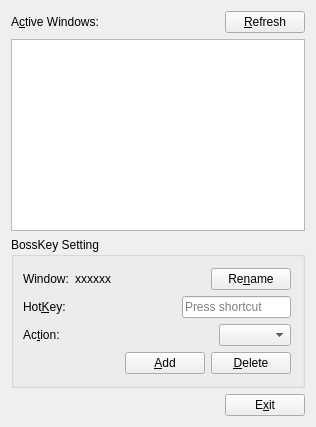
First picture: the form in MainDialog.ui, repository Aoi-hosizora/BossKeyManager, before the edit.
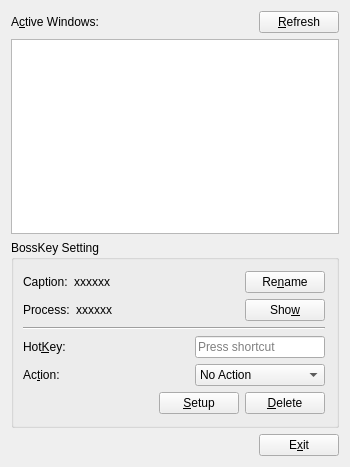
Second picture: the form after the edit. Custom widgets are drawn as their Qt base class.

```diff
--- a/MainDialog.ui
+++ b/MainDialog.ui
@@ -6,10 +6,16 @@
    <rect>
     <x>0</x>
     <y>0</y>
-    <width>316</width>
-    <height>427</height>
+    <width>350</width>
+    <height>467</height>
    </rect>
   </property>
+  <property name="minimumSize">
+   <size>
+    <width>350</width>
+    <height>0</height>
+   </size>
+  </property>
   <property name="font">
    <font>
     <family>Yu Gothic UI</family>
@@ -23,7 +29,7 @@
     <item>
      <layout class="QHBoxLayout" name="horizontalLayout">
       <item>
-       <widget class="QLabel" name="label">
+       <widget class="QLabel" name="label_Title">
         <property name="text">
          <string>A&amp;ctive Windows:</string>
         </property>
@@ -71,30 +77,23 @@
          <item>
           <widget class="QLabel" name="label_2">
            <property name="text">
-            <string>Window:</string>
+            <string>Caption:</string>
            </property>
           </widget>
          </item>
          <item>
-          <widget class="QLabel" name="label_Window">
+          <widget class="QLabel" name="label_Caption">
+           <property name="sizePolicy">
+            <sizepolicy hsizetype="Expanding" vsizetype="Preferred">
+             <horstretch>0</horstretch>
+             <verstretch>0</verstretch>
+            </sizepolicy>
+           </property>
            <property name="text">
             <string>xxxxxx</string>
            </property>
           </widget>
          </item>
-         <item>
-          <spacer name="horizontalSpacer_4">
-           <property name="orientation">
-            <enum>Qt::Horizontal</enum>
-           </property>
-           <property name="sizeHint" stdset="0">
-            <size>
-             <width>40</width>
-             <height>20</height>
-            </size>
-           </property>
-          </spacer>
-         </item>
          <item>
           <widget class="QPushButton" name="pushButton_Rename">
            <property name="text">
@@ -104,6 +103,49 @@
          </item>
         </layout>
        </item>
+       <item>
+        <layout class="QHBoxLayout" name="horizontalLayout_7">
+         <item>
+          <widget class="QLabel" name="label">
+           <property name="text">
+            <string>Process:</string>
+           </property>
+          </widget>
+         </item>
+         <item>
+          <widget class="QLabel" name="label_Process">
+           <property name="sizePolicy">
+            <sizepolicy hsizetype="Expanding" vsizetype="Preferred">
+             <horstretch>0</horstretch>
+             <verstretch>0</verstretch>
+            </sizepolicy>
+           </property>
+           <property name="text">
+            <string>xxxxxx</string>
+           </property>
+          </widget>
+         </item>
+         <item>
+          <widget class="QPushButton" name="pushButton_Show">
+           <property name="font">
+            <font>
+             <pointsize>9</pointsize>
+            </font>
+           </property>
+           <property name="text">
+            <string>Sho&amp;w</string>
+           </property>
+          </widget>
+         </item>
+        </layout>
+       </item>
+       <item>
+        <widget class="Line" name="line">
+         <property name="orientation">
+          <enum>Qt::Horizontal</enum>
+         </property>
+        </widget>
+       </item>
        <item>
         <layout class="QHBoxLayout" name="horizontalLayout_5">
          <item>
@@ -132,11 +174,23 @@
          <item>
           <widget class="HotKeyEdit" name="hotKeyEdit">
            <property name="sizePolicy">
-            <sizepolicy hsizetype="Preferred" vsizetype="Fixed">
+            <sizepolicy hsizetype="Fixed" vsizetype="Fixed">
              <horstretch>0</horstretch>
              <verstretch>0</verstretch>
             </sizepolicy>
            </property>
+           <property name="minimumSize">
+            <size>
+             <width>130</width>
+             <height>0</height>
+            </size>
+           </property>
+           <property name="maximumSize">
+            <size>
+             <width>130</width>
+             <height>16777215</height>
+            </size>
+           </property>
           </widget>
          </item>
         </layout>
@@ -168,11 +222,44 @@
          </item>
          <item>
           <widget class="QComboBox" name="comboBox_Action">
+           <property name="sizePolicy">
+            <sizepolicy hsizetype="Fixed" vsizetype="Fixed">
+             <horstretch>0</horstretch>
+             <verstretch>0</verstretch>
+            </sizepolicy>
+           </property>
+           <property name="minimumSize">
+            <size>
+             <width>130</width>
+             <height>0</height>
+            </size>
+           </property>
+           <property name="maximumSize">
+            <size>
+             <width>130</width>
+             <height>16777215</height>
+            </size>
+           </property>
            <property name="font">
             <font>
              <kerning>true</kerning>
             </font>
            </property>
+           <item>
+            <property name="text">
+             <string>No Action</string>
+            </property>
+           </item>
+           <item>
+            <property name="text">
+             <string>Hide StatusBar icon</string>
+            </property>
+           </item>
+           <item>
+            <property name="text">
+             <string>Hide to StatusBar</string>
+            </property>
+           </item>
           </widget>
          </item>
         </layout>
@@ -195,7 +282,7 @@
          <item>
           <widget class="QPushButton" name="pushButton_Add">
            <property name="text">
-            <string>&amp;Add</string>
+            <string>&amp;Setup</string>
            </property>
           </widget>
          </item>
```
Left out of the diff: 5 changed lines with no effect on the pictures.
